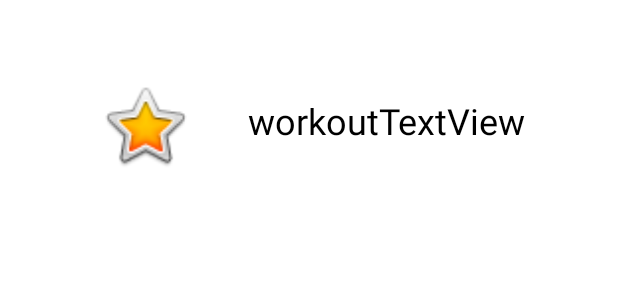
After one commit to Svirido/Running_plan, an Android app: the layout item_workout.xml on its own in the app's theme, with its tools: preview values and no code run, on a phone screen of 412 x 824 dp. The commit adds this screen. Shown: the top 300 px of the screen. Run offline under Robolectric (Android 15) with nearby library versions, the phone set to English and light mode, and no system bars.

Commit message:
init addWorkout

```diff
--- a/app/src/main/java/com/svirido/running_plan/CalendarActivity.kt
+++ b/app/src/main/java/com/svirido/running_plan/CalendarActivity.kt
@@ -4,6 +4,8 @@ import androidx.appcompat.app.AppCompatActivity
 import android.os.Bundle
 import android.util.Log
 import com.svirido.running_plan.databinding.ActivityCalendarBinding
+
+var listTheDate = arrayListOf<TheDate>()
 
 class CalendarActivity : AppCompatActivity() {
 
@@ -15,7 +17,6 @@ class CalendarActivity : AppCompatActivity() {
         setContentView(binding.root)
 
         var theDate: TheDate
-        val listTheDate = arrayListOf<TheDate>()
 
         binding.calendarView.setOnDateChangeListener { calendarView, year, month, dayOfMonth ->
             Log.d("calendar", " $year  $month  $dayOfMonth")
--- a/app/src/main/java/com/svirido/running_plan/TheDate.kt
+++ b/app/src/main/java/com/svirido/running_plan/TheDate.kt
@@ -2,8 +2,4 @@ package com.svirido.running_plan
 
 data class TheDate(val year: Int, val month: Int, val dayOfMonth: Int) {
 
-//    var year = 0
-//    var month = 0
-//    var dayOfMonth = 0
-
 }
--- a/app/src/main/res/layout/activity_main.xml
+++ b/app/src/main/res/layout/activity_main.xml
@@ -27,7 +27,7 @@
         app:layout_constraintTop_toBottomOf="@+id/textView" />
 
     <Button
-        android:id="@+id/button"
+        android:id="@+id/buttonWorkout"
         android:layout_width="0dp"
         android:layout_height="wrap_content"
         android:layout_marginTop="36dp"
--- /dev/null
+++ b/app/src/main/res/layout/item_workout.xml
@@ -0,0 +1,30 @@
+<?xml version="1.0" encoding="utf-8"?>
+<androidx.constraintlayout.widget.ConstraintLayout xmlns:android="http://schemas.android.com/apk/res/android"
+    xmlns:app="http://schemas.android.com/apk/res-auto"
+    xmlns:tools="http://schemas.android.com/tools"
+    android:layout_width="match_parent"
+    android:layout_height="wrap_content"
+    android:padding="20dp">
+
+    <ImageView
+        android:id="@+id/imageView2"
+        android:layout_width="81dp"
+        android:layout_height="63dp"
+        android:layout_marginStart="36dp"
+        android:layout_marginTop="32dp"
+        app:layout_constraintStart_toStartOf="parent"
+        app:layout_constraintTop_toTopOf="parent"
+        app:srcCompat="@android:drawable/btn_star_big_on" />
+
+    <TextView
+        android:id="@+id/textView4"
+        android:layout_width="wrap_content"
+        android:layout_height="wrap_content"
+        android:layout_marginStart="28dp"
+        android:layout_marginTop="12dp"
+        android:text="workoutTextView"
+        android:textColor="@color/black"
+        android:textSize="24sp"
+        app:layout_constraintStart_toEndOf="@+id/imageView2"
+        app:layout_constraintTop_toTopOf="@+id/imageView2" />
+</androidx.constraintlayout.widget.ConstraintLayout>
```
Also changed, not shown: app/src/main/java/com/svirido/running_plan/MainActivity.kt (+7 -0 lines), app/src/main/java/com/svirido/running_plan/Workout.kt (added, +7 -0 lines), app/src/main/java/com/svirido/running_plan/WorkoutActivity.kt (+14 -1 lines), app/src/main/java/com/svirido/running_plan/WorkoutAdapter.kt (added, +20 -0 lines), app/src/main/java/com/svirido/running_plan/WorkoutViewHolder.kt (added, +14 -0 lines), app/src/main/res/layout/activiry_workout.xml (added, +20 -0 lines), app/src/main/res/layout/activity_workout.xml (deleted, +0 -9 lines).
